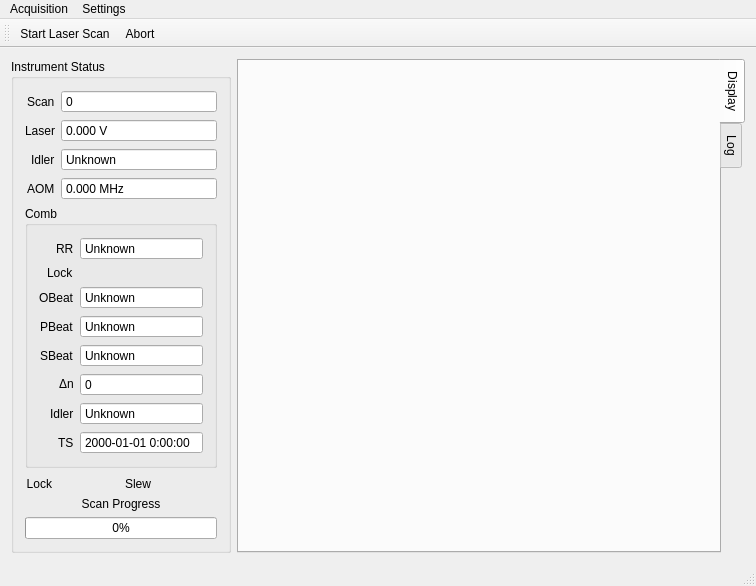
Before: the Qt Designer form mainwindow.ui in kncrabtree/nicerohms, drawn with Qt 5.
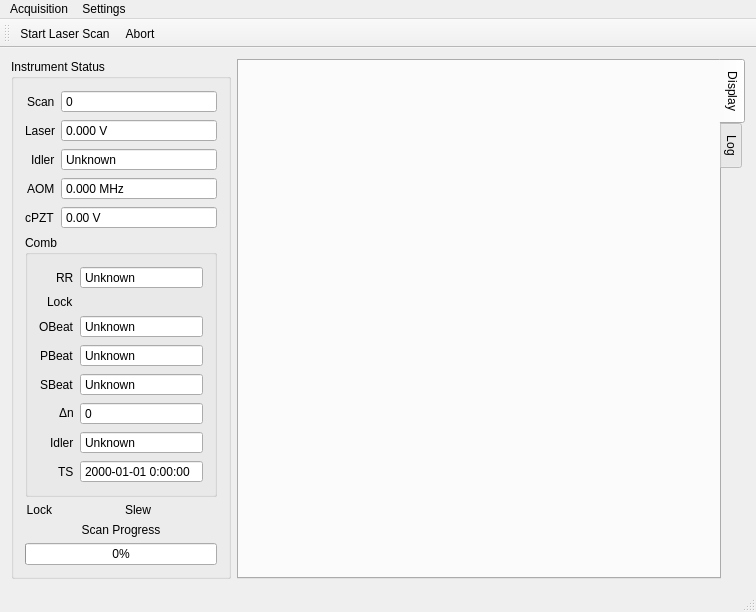
After: the same form once the commit is applied. Icons and pictures are not drawn. Custom widgets are drawn as their Qt base class.

Commit message: Add cavity PZT display to UI

```diff
--- a/mainwindow.ui
+++ b/mainwindow.ui
@@ -130,6 +130,32 @@
            </property>
           </widget>
          </item>
+         <item row="4" column="0">
+          <widget class="QLabel" name="cPZTLabel">
+           <property name="text">
+            <string>cPZT</string>
+           </property>
+          </widget>
+         </item>
+         <item row="4" column="1">
+          <widget class="QDoubleSpinBox" name="cPZTDoubleSpinBox">
+           <property name="readOnly">
+            <bool>true</bool>
+           </property>
+           <property name="buttonSymbols">
+            <enum>QAbstractSpinBox::NoButtons</enum>
+           </property>
+           <property name="suffix">
+            <string> V</string>
+           </property>
+           <property name="minimum">
+            <double>-10000.000000000000000</double>
+           </property>
+           <property name="maximum">
+            <double>10000.000000000000000</double>
+           </property>
+          </widget>
+         </item>
         </layout>
        </item>
        <item>
```
The commit also changes 2 other files.
